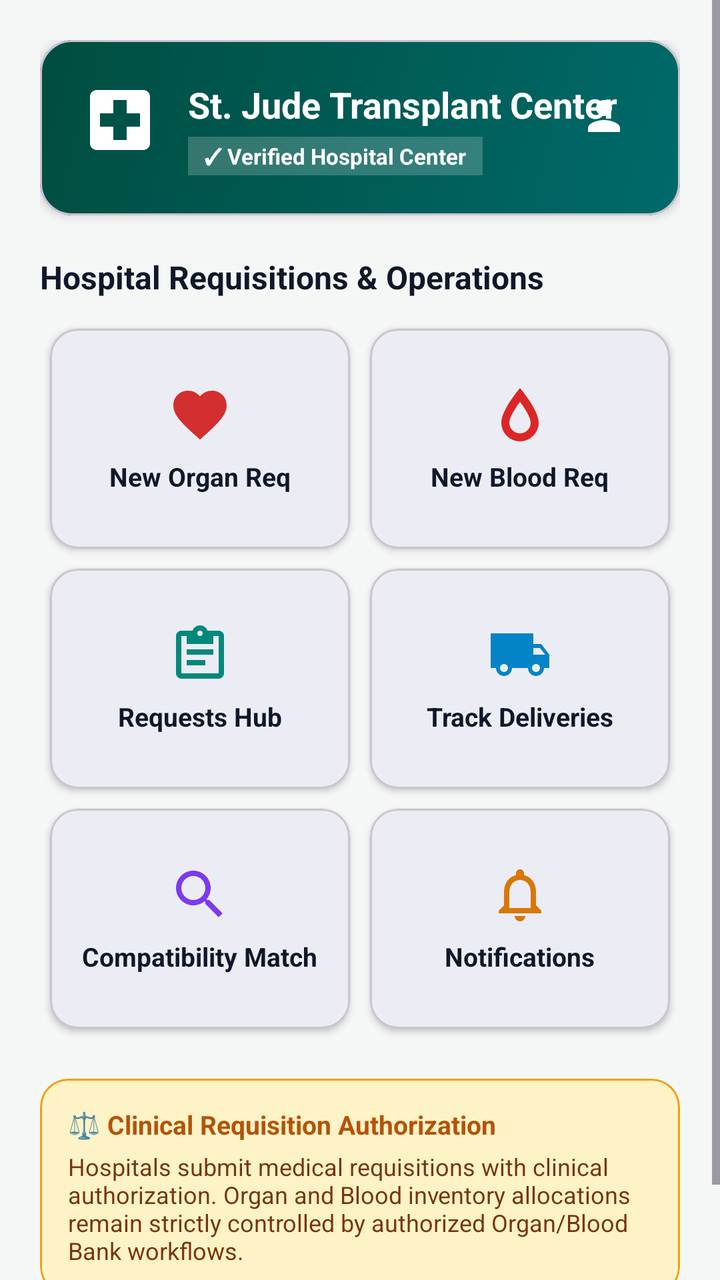
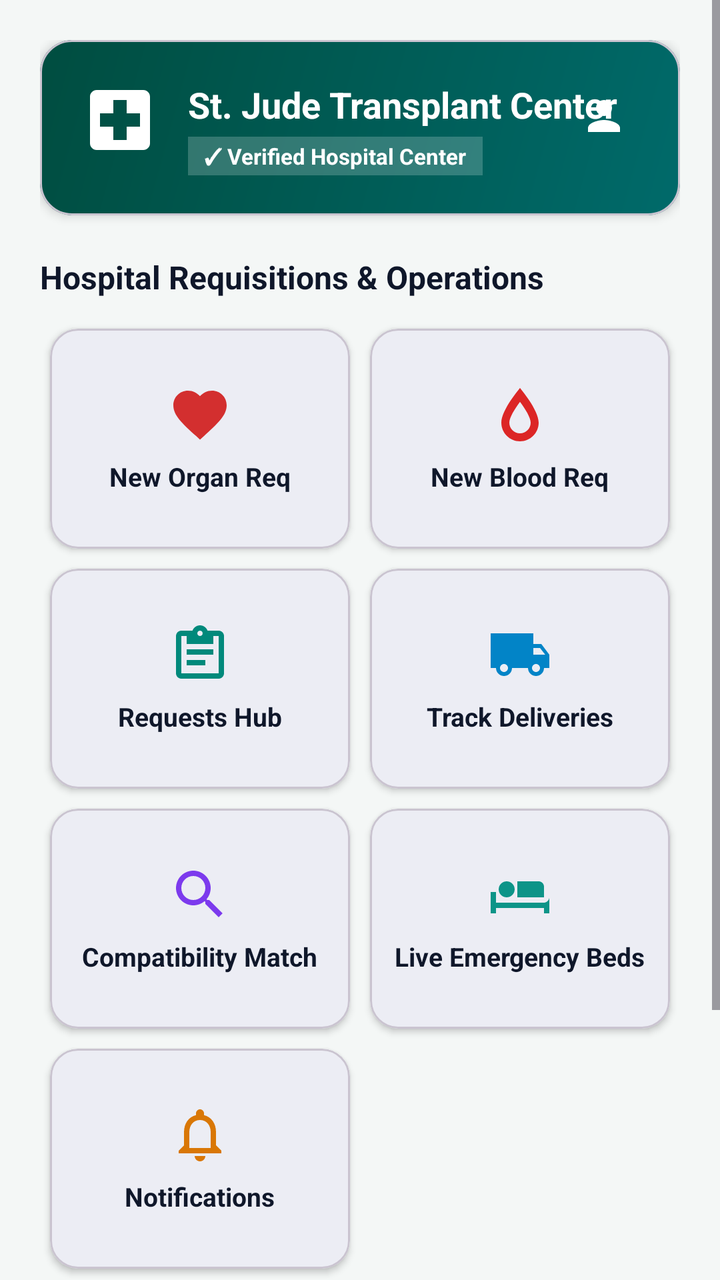

The first picture is an Android layout as it rendered before a commit; the second is the same layout after the commit. The layout source and the unified diff follow.
<!-- AndroidManifest.xml: application theme Theme.OrganShare -->
<!-- res/layout/fragment_hospital_home.xml -->
<?xml version="1.0" encoding="utf-8"?>
<ScrollView xmlns:android="http://schemas.android.com/apk/res/android"
    xmlns:app="http://schemas.android.com/apk/res-auto"
    android:layout_width="match_parent"
    android:layout_height="match_parent"
    android:background="@color/background"
    android:fillViewport="true">

    <LinearLayout
        android:layout_width="match_parent"
        android:layout_height="wrap_content"
        android:orientation="vertical"
        android:padding="20dp">

        
        <com.google.android.material.card.MaterialCardView
            android:layout_width="match_parent"
            android:layout_height="wrap_content"
            app:cardCornerRadius="16dp"
            app:cardElevation="3dp">

            <RelativeLayout
                android:layout_width="match_parent"
                android:layout_height="wrap_content"
                android:background="@drawable/bg_card_gradient_teal"
                android:padding="20dp">

                <ImageView
                    android:id="@+id/ivHospIcon"
                    android:layout_width="40dp"
                    android:layout_height="40dp"
                    android:src="@drawable/ic_hospital"
                    app:tint="@color/white" />

                <TextView
                    android:id="@+id/tvHospitalWelcome"
                    android:layout_width="wrap_content"
                    android:layout_height="wrap_content"
                    android:layout_marginStart="14dp"
                    android:layout_toEndOf="@id/ivHospIcon"
                    android:text="St. Jude Transplant Center"
                    android:textColor="@color/white"
                    android:textSize="18sp"
                    android:textStyle="bold" />

                <TextView
                    android:id="@+id/tvVerificationBadge"
                    android:layout_width="wrap_content"
                    android:layout_height="wrap_content"
                    android:layout_below="@id/tvHospitalWelcome"
                    android:layout_marginStart="14dp"
                    android:layout_marginTop="4dp"
                    android:layout_toEndOf="@id/ivHospIcon"
                    android:background="#33FFFFFF"
                    android:paddingStart="8dp"
                    android:paddingTop="2dp"
                    android:paddingEnd="8dp"
                    android:paddingBottom="2dp"
                    android:text="✓ Verified Hospital Center"
                    android:textColor="@color/white"
                    android:textSize="11sp"
                    android:textStyle="bold" />

                <ImageButton
                    android:id="@+id/btnLogoutHospital"
                    android:layout_width="36dp"
                    android:layout_height="36dp"
                    android:layout_alignParentEnd="true"
                    android:background="?attr/selectableItemBackgroundBorderless"
                    android:src="@drawable/ic_profile"
                    app:tint="@color/white" />
            </RelativeLayout>
        </com.google.android.material.card.MaterialCardView>

        
        <TextView
            android:layout_width="wrap_content"
            android:layout_height="wrap_content"
            android:layout_marginTop="20dp"
            android:text="Hospital Requisitions &amp; Operations"
            android:textColor="@color/text_primary"
            android:textSize="16sp"
            android:textStyle="bold" />

        <GridLayout
            android:layout_width="match_parent"
            android:layout_height="wrap_content"
            android:layout_marginTop="10dp"
            android:columnCount="2"
            android:rowCount="3">

            
            <com.google.android.material.card.MaterialCardView
                android:id="@+id/cardCreateRequest"
                android:layout_width="0dp"
                android:layout_height="110dp"
                android:layout_rowWeight="1"
                android:layout_columnWeight="1"
                android:layout_margin="5dp"
                app:cardCornerRadius="14dp"
                app:cardElevation="2dp">

                <LinearLayout
                    android:layout_width="match_parent"
                    android:layout_height="match_parent"
                    android:gravity="center"
                    android:orientation="vertical"
                    android:padding="12dp">

                    <ImageView
                        android:layout_width="32dp"
                        android:layout_height="32dp"
                        android:src="@drawable/ic_heart"
                        app:tint="@color/critical_red" />

                    <TextView
                        android:layout_width="wrap_content"
                        android:layout_height="wrap_content"
                        android:layout_marginTop="6dp"
                        android:text="New Organ Req"
                        android:textColor="@color/text_primary"
                        android:textSize="13sp"
                        android:textStyle="bold" />
                </LinearLayout>
            </com.google.android.material.card.MaterialCardView>

            
            <com.google.android.material.card.MaterialCardView
                android:id="@+id/cardCreateBloodRequest"
                android:layout_width="0dp"
                android:layout_height="110dp"
                android:layout_rowWeight="1"
                android:layout_columnWeight="1"
                android:layout_margin="5dp"
                app:cardCornerRadius="14dp"
                app:cardElevation="2dp">

                <LinearLayout
                    android:layout_width="match_parent"
                    android:layout_height="match_parent"
                    android:gravity="center"
                    android:orientation="vertical"
                    android:padding="12dp">

                    <ImageView
                        android:layout_width="32dp"
                        android:layout_height="32dp"
                        android:src="@drawable/ic_water_drop"
                        app:tint="#DC2626" />

                    <TextView
                        android:layout_width="wrap_content"
                        android:layout_height="wrap_content"
                        android:layout_marginTop="6dp"
                        android:text="New Blood Req"
                        android:textColor="@color/text_primary"
                        android:textSize="13sp"
                        android:textStyle="bold" />
                </LinearLayout>
            </com.google.android.material.card.MaterialCardView>

            
            <com.google.android.material.card.MaterialCardView
                android:id="@+id/cardHospitalRequestsHub"
                android:layout_width="0dp"
                android:layout_height="110dp"
                android:layout_rowWeight="1"
                android:layout_columnWeight="1"
                android:layout_margin="5dp"
                app:cardCornerRadius="14dp"
                app:cardElevation="2dp">

                <LinearLayout
                    android:layout_width="match_parent"
                    android:layout_height="match_parent"
                    android:gravity="center"
                    android:orientation="vertical"
                    android:padding="12dp">

                    <ImageView
                        android:layout_width="32dp"
                        android:layout_height="32dp"
                        android:src="@drawable/ic_order"
                        app:tint="@color/primary_teal" />

                    <TextView
                        android:layout_width="wrap_content"
                        android:layout_height="wrap_content"
                        android:layout_marginTop="6dp"
                        android:text="Requests Hub"
                        android:textColor="@color/text_primary"
                        android:textSize="13sp"
                        android:textStyle="bold" />
                </LinearLayout>
            </com.google.android.material.card.MaterialCardView>

            
            <com.google.android.material.card.MaterialCardView
                android:id="@+id/cardHospitalDeliveryTracking"
                android:layout_width="0dp"
                android:layout_height="110dp"
                android:layout_rowWeight="1"
                android:layout_columnWeight="1"
                android:layout_margin="5dp"
                app:cardCornerRadius="14dp"
                app:cardElevation="2dp">

                <LinearLayout
                    android:layout_width="match_parent"
                    android:layout_height="match_parent"
                    android:gravity="center"
                    android:orientation="vertical"
                    android:padding="12dp">

                    <ImageView
                        android:layout_width="32dp"
                        android:layout_height="32dp"
                        android:src="@drawable/ic_delivery"
                        app:tint="#0284C7" />

                    <TextView
                        android:layout_width="wrap_content"
                        android:layout_height="wrap_content"
                        android:layout_marginTop="6dp"
                        android:text="Track Deliveries"
                        android:textColor="@color/text_primary"
                        android:textSize="13sp"
                        android:textStyle="bold" />
                </LinearLayout>
            </com.google.android.material.card.MaterialCardView>

            
            <com.google.android.material.card.MaterialCardView
                android:id="@+id/cardSearchDonors"
                android:layout_width="0dp"
                android:layout_height="110dp"
                android:layout_rowWeight="1"
                android:layout_columnWeight="1"
                android:layout_margin="5dp"
                app:cardCornerRadius="14dp"
                app:cardElevation="2dp">

                <LinearLayout
                    android:layout_width="match_parent"
                    android:layout_height="match_parent"
                    android:gravity="center"
                    android:orientation="vertical"
                    android:padding="12dp">

                    <ImageView
                        android:layout_width="32dp"
                        android:layout_height="32dp"
                        android:src="@drawable/ic_search"
                        app:tint="#7C3AED" />

                    <TextView
                        android:layout_width="wrap_content"
                        android:layout_height="wrap_content"
                        android:layout_marginTop="6dp"
                        android:text="Compatibility Match"
                        android:textColor="@color/text_primary"
                        android:textSize="13sp"
                        android:textStyle="bold" />
                </LinearLayout>
            </com.google.android.material.card.MaterialCardView>

            
            <com.google.android.material.card.MaterialCardView
                android:id="@+id/cardHospitalNotif"
                android:layout_width="0dp"
                android:layout_height="110dp"
                android:layout_rowWeight="1"
                android:layout_columnWeight="1"
                android:layout_margin="5dp"
                app:cardCornerRadius="14dp"
                app:cardElevation="2dp">

                <LinearLayout
                    android:layout_width="match_parent"
                    android:layout_height="match_parent"
                    android:gravity="center"
                    android:orientation="vertical"
                    android:padding="12dp">

                    <ImageView
                        android:layout_width="32dp"
                        android:layout_height="32dp"
                        android:src="@drawable/ic_notification"
                        app:tint="#D97706" />

                    <TextView
                        android:layout_width="wrap_content"
                        android:layout_height="wrap_content"
                        android:layout_marginTop="6dp"
                        android:text="Notifications"
                        android:textColor="@color/text_primary"
                        android:textSize="13sp"
                        android:textStyle="bold" />
                </LinearLayout>
            </com.google.android.material.card.MaterialCardView>

        </GridLayout>

        
        <com.google.android.material.card.MaterialCardView
            android:layout_width="match_parent"
            android:layout_height="wrap_content"
            android:layout_marginTop="20dp"
            android:layout_marginBottom="24dp"
            app:cardBackgroundColor="#FEF3C7"
            app:cardCornerRadius="14dp"
            app:strokeColor="#F59E0B"
            app:strokeWidth="1dp">

            <LinearLayout
                android:layout_width="match_parent"
                android:layout_height="wrap_content"
                android:orientation="vertical"
                android:padding="14dp">

                <TextView
                    android:layout_width="wrap_content"
                    android:layout_height="wrap_content"
                    android:text="⚖️ Clinical Requisition Authorization"
                    android:textColor="#B45309"
                    android:textSize="13sp"
                    android:textStyle="bold" />

                <TextView
                    android:layout_width="wrap_content"
                    android:layout_height="wrap_content"
                    android:layout_marginTop="4dp"
                    android:text="Hospitals submit medical requisitions with clinical authorization. Organ and Blood inventory allocations remain strictly controlled by authorized Organ/Blood Bank workflows."
                    android:textColor="#78350F"
                    android:textSize="12sp" />
            </LinearLayout>
        </com.google.android.material.card.MaterialCardView>

    </LinearLayout>

</ScrollView>
<!-- resources referenced by this layout -->
<resources>
  <color name="background">#F4F7F6</color>
  <color name="critical_red">#D32F2F</color>
  <color name="primary_teal">#00897B</color>
  <color name="text_primary">#0F172A</color>
  <color name="white">#FFFFFF</color>
  <!-- drawable bg_card_gradient_teal (drawable) -->
  <?xml version="1.0" encoding="utf-8"?>
  <shape xmlns:android="http://schemas.android.com/apk/res/android"
      android:shape="rectangle">
      <corners android:radius="16dp" />
      <gradient
          android:angle="135"
          android:endColor="#004D40"
          android:startColor="#006A6A"
          android:type="linear" />
  </shape>
  <!-- drawable ic_heart (drawable) -->
  <vector xmlns:android="http://schemas.android.com/apk/res/android"
      android:width="24dp"
      android:height="24dp"
      android:viewportWidth="24"
      android:viewportHeight="24">
    <path
        android:fillColor="#B3261E"
        android:pathData="M12,21.35l-1.45,-1.32C5.4,15.36 2,12.28 2,8.5 2,5.42 4.42,3 7.5,3c1.74,0 3.41,0.81 4.5,2.09C13.09,3.81 14.76,3 16.5,3 19.58,3 22,5.42 22,8.5c0,3.78 -3.4,6.86 -8.55,11.54L12,21.35z"/>
  </vector>
  <!-- drawable ic_hospital (drawable) -->
  <vector xmlns:android="http://schemas.android.com/apk/res/android"
      android:width="24dp"
      android:height="24dp"
      android:viewportWidth="24"
      android:viewportHeight="24">
    <path
        android:fillColor="#006A6A"
        android:pathData="M19,3H5c-1.1,0 -2,0.9 -2,2v14c0,1.1 0.9,2 2,2h14c1.1,0 2,-0.9 2,-2V5c0,-1.1 -0.9,-2 -2,-2zm-1,11h-4v4h-4v-4H6v-4h4V6h4v4h4v4z"/>
  </vector>
  <!-- drawable ic_notification (drawable) -->
  <vector xmlns:android="http://schemas.android.com/apk/res/android"
      android:width="24dp"
      android:height="24dp"
      android:viewportWidth="24"
      android:viewportHeight="24">
    <path
        android:fillColor="#006A6A"
        android:pathData="M12,22c1.1,0 2,-0.9 2,-2h-4c0,1.1 0.9,2 2,2zm6,-6v-5c0,-3.07 -1.63,-5.64 -4.5,-6.32V4c0,-0.83 -0.67,-1.5 -1.5,-1.5s-1.5,0.67 -1.5,1.5v0.68C7.64,5.36 6,7.92 6,11v5l-2,2v1h16v-1l-2,-2zm-2,1H8v-6c0,-2.48 1.51,-4.5 4,-4.5s4,2.02 4,4.5v6z"/>
  </vector>
  <!-- drawable ic_profile (drawable) -->
  <vector xmlns:android="http://schemas.android.com/apk/res/android"
      android:width="24dp"
      android:height="24dp"
      android:viewportWidth="24"
      android:viewportHeight="24">
    <path
        android:fillColor="#006A6A"
        android:pathData="M12,12c2.21,0 4,-1.79 4,-4s-1.79,-4 -4,-4 -4,1.79 -4,4 1.79,4 4,4zm0,2c-2.67,0 -8,1.34 -8,4v2h16v-2c0,-2.66 -5.33,-4 -8,-4z"/>
  </vector>
  <!-- drawable ic_water_drop (drawable) -->
  <?xml version="1.0" encoding="utf-8"?>
  <vector xmlns:android="http://schemas.android.com/apk/res/android"
      android:width="24dp"
      android:height="24dp"
      android:viewportWidth="24"
      android:viewportHeight="24">
  
      <path
          android:fillColor="#00897B"
          android:pathData="M12,2C12,2 5,10.2 5,15C5,18.87 8.13,22 12,22C15.87,22 19,18.87 19,15C19,10.2 12,2 12,2ZM12,19C9.79,19 8,17.21 8,15C8,13.1 10.06,9.77 12,7.2C13.94,9.77 16,13.1 16,15C16,17.21 14.21,19 12,19Z" />
  
  </vector>
  <color name="primary">#006A6A</color>
  <color name="on_primary">#FFFFFF</color>
  <color name="primary_container">#6FF7F6</color>
  <color name="on_primary_container">#002020</color>
  <color name="secondary">#4A6363</color>
  <color name="on_secondary">#FFFFFF</color>
  <color name="tertiary">#4A607C</color>
  <color name="surface">#FFFFFF</color>
  <!-- unchanged entries left out for length: 4 -->
</resources>

<!-- the commit's change to res/layout/fragment_hospital_home.xml (unified diff, before → after) -->
@@ -266,6 +266,41 @@
 
             
             <com.google.android.material.card.MaterialCardView
+                android:id="@+id/cardHospitalManageBeds"
+                android:layout_width="0dp"
+                android:layout_height="110dp"
+                android:layout_rowWeight="1"
+                android:layout_columnWeight="1"
+                android:layout_margin="5dp"
+                app:cardCornerRadius="14dp"
+                app:cardElevation="2dp">
+
+                <LinearLayout
+                    android:layout_width="match_parent"
+                    android:layout_height="match_parent"
+                    android:gravity="center"
+                    android:orientation="vertical"
+                    android:padding="12dp">
+
+                    <ImageView
+                        android:layout_width="32dp"
+                        android:layout_height="32dp"
+                        android:src="@drawable/ic_hospital_bed"
+                        app:tint="#0D9488" />
+
+                    <TextView
+                        android:layout_width="wrap_content"
+                        android:layout_height="wrap_content"
+                        android:layout_marginTop="6dp"
+                        android:text="Live Emergency Beds"
+                        android:textColor="@color/text_primary"
+                        android:textSize="13sp"
+                        android:textStyle="bold" />
+                </LinearLayout>
+            </com.google.android.material.card.MaterialCardView>
+
+            
+            <com.google.android.material.card.MaterialCardView
                 android:id="@+id/cardHospitalNotif"
                 android:layout_width="0dp"
                 android:layout_height="110dp"
<!-- resource entries referenced after the edit -->
@@ -35,6 +35,16 @@
     <path
         android:fillColor="#006A6A"
         android:pathData="M19,3H5c-1.1,0 -2,0.9 -2,2v14c0,1.1 0.9,2 2,2h14c1.1,0 2,-0.9 2,-2V5c0,-1.1 -0.9,-2 -2,-2zm-1,11h-4v4h-4v-4H6v-4h4V6h4v4h4v4z"/>
+  </vector>
+  <!-- drawable ic_hospital_bed (drawable) -->
+  <vector xmlns:android="http://schemas.android.com/apk/res/android"
+      android:width="24dp"
+      android:height="24dp"
+      android:viewportWidth="24"
+      android:viewportHeight="24">
+    <path
+        android:fillColor="@color/primary"
+        android:pathData="M19,7h-8v6h10V9C21,7.9 20.1,7 19,7zM7,13c1.66,0 3,-1.34 3,-3S8.66,7 7,7S4,8.34 4,10S5.34,13 7,13zM21,15H3v-4H1v8h2v-2h18v2h2v-6C23,13.9 22.1,15 21,15z"/>
   </vector>
   <!-- drawable ic_notification (drawable) -->
   <vector xmlns:android="http://schemas.android.com/apk/res/android"
